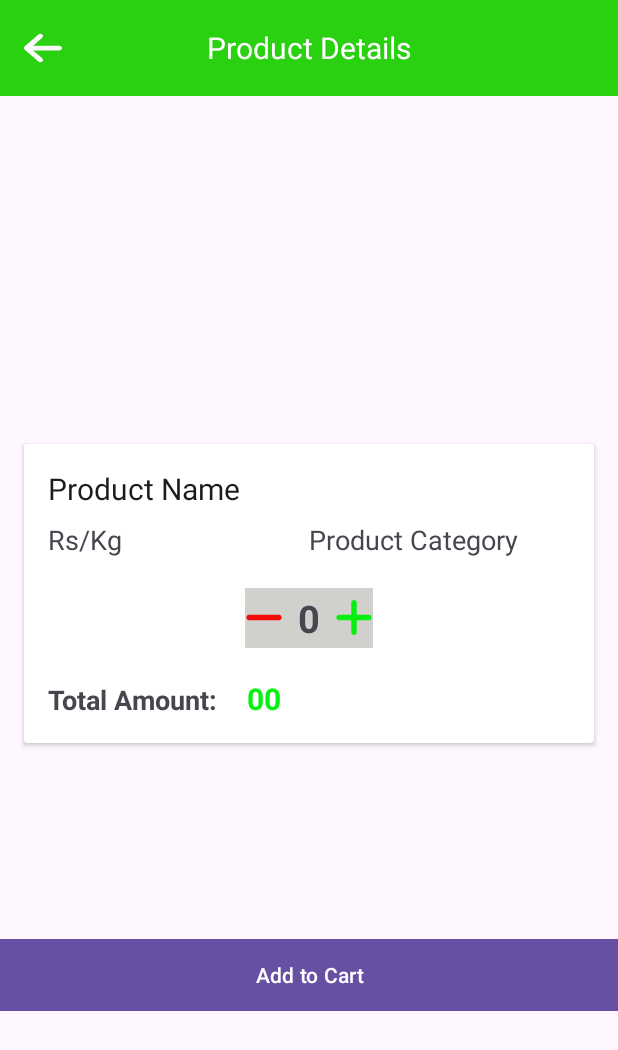
After one commit to Prathamesh-Kothalkar/DigiFarm, an Android app: the DetailedActivity screen opened directly, with no data from a screen before it, on a phone screen of 412 x 824 dp. The commit adds this screen. Shown: the top 1050 px of the screen. Run offline under Robolectric (Android 15) with nearby library versions, the phone set to English and light mode, and no system bars; our stand-ins replace Firebase (no records; nobody signed in at launch, a user with empty details on screens opened directly).

Commit message:
Add Details Page

```diff
--- a/app/src/main/AndroidManifest.xml
+++ b/app/src/main/AndroidManifest.xml
@@ -12,6 +12,9 @@
         android:supportsRtl="true"
         android:theme="@style/Theme.DigiFarm"
         tools:targetApi="31">
+        <activity
+            android:name=".DetailedActivity"
+            android:exported="false" />
         <activity
             android:name=".MyContactActivity"
             android:exported="false" />
--- /dev/null
+++ b/app/src/main/java/com/example/digifarm/DetailedActivity.java
@@ -0,0 +1,83 @@
+package com.example.digifarm;
+
+import androidx.appcompat.app.AppCompatActivity;
+
+import android.os.Bundle;
+import android.view.View;
+import android.widget.ImageView;
+import android.widget.TextView;
+
+import com.bumptech.glide.Glide;
+import com.example.digifarm.model.NewProductModel;
+import com.google.firebase.firestore.FirebaseFirestore;
+
+public class DetailedActivity extends AppCompatActivity {
+
+    TextView productName,productPrice,productCategory,productCount,productTotalPrice;
+    ImageView productImg,productInc,productDec,backBtn;
+    int count,totalAmount;
+
+    //newProduct
+    NewProductModel newProductModel=null;
+
+    public FirebaseFirestore firestore;
+
+    @Override
+    protected void onCreate(Bundle savedInstanceState) {
+        super.onCreate(savedInstanceState);
+        setContentView(R.layout.activity_detailed);
+        firestore=FirebaseFirestore.getInstance();
+        count=0;
+        //totalAmount=1;
+        final Object obj=getIntent().getSerializableExtra("detailed");
+        if(obj instanceof NewProductModel) {
+            newProductModel=(NewProductModel) obj;
+        }
+
+            productName = findViewById(R.id.detail_name);
+            productCategory = findViewById(R.id.detail_cat);
+            productPrice = findViewById(R.id.detail_price);
+            productCount = findViewById(R.id.item_count);
+            productImg = findViewById(R.id.detail_img);
+            productTotalPrice=findViewById(R.id.total_amount);
+            productInc = findViewById(R.id.inc);
+            productDec = findViewById(R.id.dec);
+            backBtn=findViewById(R.id.backbtn);
+
+            //New Product
+            if(newProductModel!=null){
+                totalAmount=newProductModel.getRupees();
+                Glide.with(getApplicationContext()).load(newProductModel.getImg_url()).into(productImg);
+                productName.setText(newProductModel.getName());
+                productPrice.setText("Rs/kg: "+String.valueOf(newProductModel.getRupees()));
+                productCategory.setText(newProductModel.getCategory());
+            }
+
+            productInc.setOnClickListener(new View.OnClickListener() {
+                @Override
+                public void onClick(View v) {
+                    count++;
+                    productCount.setText(String.valueOf(count));
+                    productTotalPrice.setText(String.valueOf(totalAmount*count));
+                }
+            });
+
+            productDec.setOnClickListener(new View.OnClickListener() {
+                @Override
+                public void onClick(View v) {
+                    if(count!=0) {
+                        count--;
+                        productCount.setText(String.valueOf(count));
+                        productTotalPrice.setText(String.valueOf(totalAmount*count));
+                    }
+                }
+            });
+
+            backBtn.setOnClickListener(new View.OnClickListener() {
+                @Override
+                public void onClick(View v) {
+                    onBackPressed();
+                }
+            });
+    }
+}
--- a/app/src/main/java/com/example/digifarm/NewProductsAdapter.java
+++ b/app/src/main/java/com/example/digifarm/NewProductsAdapter.java
@@ -1,6 +1,7 @@
 package com.example.digifarm;
 
 import android.content.Context;
+import android.content.Intent;
 import android.view.LayoutInflater;
 import android.view.View;
 import android.view.ViewGroup;
@@ -37,6 +38,15 @@ public class NewProductsAdapter extends RecyclerView.Adapter<NewProductsAdapter.
         Glide.with(context).load(list.get(position).getImg_url()).into(holder.newImg);
         holder.newName.setText(list.get(position).getName());
         holder.newPrice.setText(String.valueOf(list.get(position).getRupees()));
+
+        holder.itemView.setOnClickListener(new View.OnClickListener() {
+            @Override
+            public void onClick(View v) {
+                Intent intent = new Intent(context,DetailedActivity.class);
+                intent.putExtra("detailed",list.get(position));
+                context.startActivity(intent);
+            }
+        });
     }
 
     @Override
--- a/app/src/main/java/com/example/digifarm/model/NewProductModel.java
+++ b/app/src/main/java/com/example/digifarm/model/NewProductModel.java
@@ -1,6 +1,8 @@
 package com.example.digifarm.model;
 
-public class NewProductModel {
+import java.io.Serializable;
+
+public class NewProductModel implements Serializable {
     String img_url,name,category;
     int rupees;
 
--- /dev/null
+++ b/app/src/main/res/drawable/minus_solid.xml
@@ -0,0 +1,4 @@
+<vector android:height="28.571428dp" android:viewportHeight="512"
+    android:viewportWidth="448" android:width="25dp" xmlns:android="http://schemas.android.com/apk/res/android">
+    <path android:fillColor="#F60A0A" android:pathData="M432,256c0,17.7 -14.3,32 -32,32L48,288c-17.7,0 -32,-14.3 -32,-32s14.3,-32 32,-32l352,0c17.7,0 32,14.3 32,32z"/>
+</vector>
--- /dev/null
+++ b/app/src/main/res/drawable/plus_solid.xml
@@ -0,0 +1,4 @@
+<vector android:height="28.571428dp" android:viewportHeight="512"
+    android:viewportWidth="448" android:width="25dp" xmlns:android="http://schemas.android.com/apk/res/android">
+    <path android:fillColor="#06EF10" android:pathData="M256,80c0,-17.7 -14.3,-32 -32,-32s-32,14.3 -32,32V224H48c-17.7,0 -32,14.3 -32,32s14.3,32 32,32H192V432c0,17.7 14.3,32 32,32s32,-14.3 32,-32V288H400c17.7,0 32,-14.3 32,-32s-14.3,-32 -32,-32H256V80z"/>
+</vector>
--- /dev/null
+++ b/app/src/main/res/layout/activity_detailed.xml
@@ -0,0 +1,154 @@
+<?xml version="1.0" encoding="utf-8"?>
+<RelativeLayout xmlns:android="http://schemas.android.com/apk/res/android"
+    xmlns:app="http://schemas.android.com/apk/res-auto"
+    xmlns:tools="http://schemas.android.com/tools"
+    android:layout_width="match_parent"
+    android:layout_height="match_parent"
+    tools:context=".DetailedActivity">
+
+    <!-- Updated Toolbar with a more modern design -->
+    <androidx.appcompat.widget.Toolbar
+        android:id="@+id/tool"
+        android:layout_width="match_parent"
+        android:layout_height="?attr/actionBarSize"
+        android:background="@color/bg">
+
+        <!-- Replaced back arrow with a navigation icon -->
+        <ImageView
+            android:id="@+id/backbtn"
+            android:layout_width="wrap_content"
+            android:layout_height="wrap_content"
+            android:src="@drawable/back_arrow"
+            />
+
+        <!-- Centered title -->
+        <TextView
+            android:layout_width="wrap_content"
+            android:layout_height="wrap_content"
+            android:layout_gravity="center"
+            android:text="Product Details"
+            android:textColor="@android:color/white"
+            android:textSize="20sp" />
+    </androidx.appcompat.widget.Toolbar>
+
+    <!-- Larger product image -->
+    <ImageView
+        android:layout_width="200dp"
+        android:layout_height="200dp"
+        android:id="@+id/detail_img"
+        android:layout_below="@id/tool"
+        android:layout_marginTop="16dp"
+        android:layout_centerHorizontal="true"
+        android:scaleType="centerCrop" />
+
+    <!-- Updated CardView with a more modern design -->
+    <androidx.cardview.widget.CardView
+        android:layout_width="match_parent"
+        android:layout_height="wrap_content"
+        android:layout_below="@id/detail_img"
+        android:layout_margin="16dp">
+
+        <!-- Nested LinearLayout for better alignment of TextViews -->
+        <LinearLayout
+            android:layout_width="match_parent"
+            android:layout_height="wrap_content"
+            android:orientation="vertical"
+            android:padding="16dp">
+
+            <!-- Product Name -->
+            <TextView
+                android:id="@+id/detail_name"
+                android:layout_width="match_parent"
+                android:layout_height="wrap_content"
+                android:text="Product Name"
+                android:textSize="20sp"
+                android:textColor="?android:textColorPrimary" />
+
+            <!-- Price and Category -->
+            <LinearLayout
+                android:layout_width="match_parent"
+                android:layout_height="wrap_content"
+                android:orientation="horizontal"
+                android:layout_marginTop="8dp">
+
+                <TextView
+                    android:id="@+id/detail_price"
+                    android:layout_width="0dp"
+                    android:layout_weight="1"
+                    android:layout_height="wrap_content"
+                    android:text="Rs/Kg"
+                    android:textSize="18sp"
+                    android:textColor="?android:textColorSecondary" />
+
+                <TextView
+                    android:id="@+id/detail_cat"
+                    android:layout_width="0dp"
+                    android:layout_weight="1"
+                    android:layout_height="wrap_content"
+                    android:text="Product Category"
+                    android:textSize="18sp"
+                    android:textColor="?android:textColorSecondary" />
+            </LinearLayout>
+            <LinearLayout
+                android:layout_width="wrap_content"
+                android:layout_height="40dp"
+                android:orientation="horizontal"
+                android:background="#D1D0CD"
+                android:layout_marginTop="20dp"
+                android:layout_gravity="center">
+            <ImageView
+                android:layout_width="wrap_content"
+                android:layout_height="wrap_content"
+                android:id="@+id/dec"
+                android:src="@drawable/minus_solid"
+                android:layout_gravity="center"/>
+                <TextView
+                    android:layout_width="wrap_content"
+                    android:layout_height="wrap_content"
+                    android:id="@+id/item_count"
+                    android:text="0"
+                    android:layout_marginLeft="10dp"
+                    android:layout_marginRight="10dp"
+                    android:layout_gravity="center"
+                    android:textStyle="bold"
+                    android:textSize="25sp"/>
+                <ImageView
+                    android:layout_width="wrap_content"
+                    android:layout_height="wrap_content"
+                    android:layout_gravity="center"
+                    android:id="@+id/inc"
+                    android:src="@drawable/plus_solid"/>
+            </LinearLayout>
+            <LinearLayout
+                android:layout_marginTop="20dp"
+                android:layout_width="match_parent"
+                android:layout_height="wrap_content"
+                android:orientation="horizontal">
+            <TextView
+                android:layout_width="wrap_content"
+                android:layout_height="wrap_content"
+                android:text="Total Amount:"
+                android:textSize="18sp"
+                android:textStyle="bold"/>
+                <TextView
+                    android:layout_width="wrap_content"
+                    android:layout_height="wrap_content"
+                    android:id="@+id/total_amount"
+                    android:layout_marginLeft="20dp"
+                    android:text="00"
+                    android:textColor="#09F112"
+                    android:textSize="20sp"
+                    android:textStyle="bold"/>
+
+            </LinearLayout>
+        </LinearLayout>
+    </androidx.cardview.widget.CardView>
+    <Button
+        android:layout_width="match_parent"
+        android:layout_height="wrap_content"
+        android:id="@+id/cartBtn"
+        android:text="Add to Cart"
+        android:background="@color/bg"
+        android:layout_alignParentBottom="true"
+        android:layout_marginBottom="150dp"/>
+</RelativeLayout>
```
